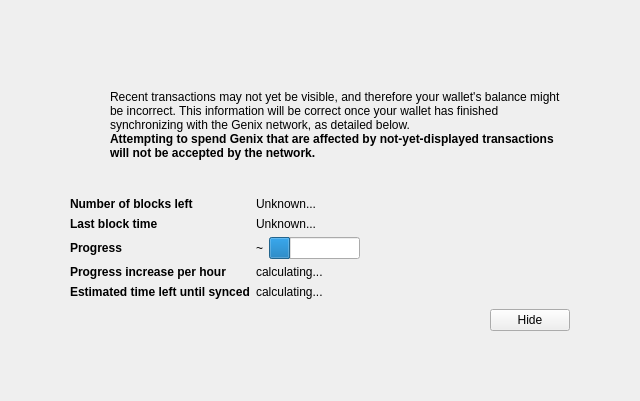
Old version of the form src/qt/forms/modaloverlay.ui in the repository genix-project/genix.
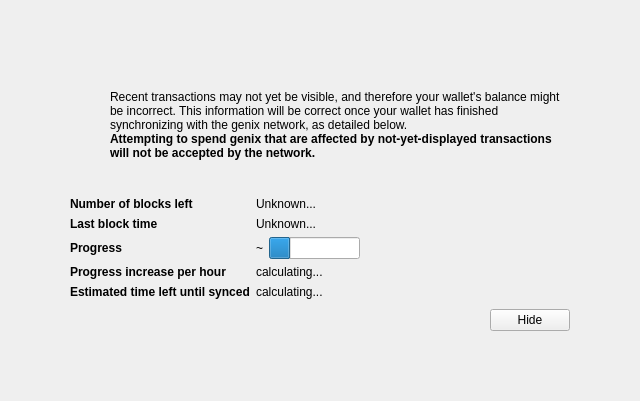
New version of the form. Icons and pictures are not drawn. Custom widgets are drawn as their Qt base class.

```diff
--- a/src/qt/forms/modaloverlay.ui
+++ b/src/qt/forms/modaloverlay.ui
@@ -128,7 +128,7 @@
              <item>
               <widget class="QLabel" name="infoText">
                <property name="text">
-                <string>Recent transactions may not yet be visible, and therefore your wallet's balance might be incorrect. This information will be correct once your wallet has finished synchronizing with the Genix network, as detailed below.</string>
+                <string>Recent transactions may not yet be visible, and therefore your wallet's balance might be incorrect. This information will be correct once your wallet has finished synchronizing with the genix network, as detailed below.</string>
                </property>
                <property name="textFormat">
                 <enum>Qt::RichText</enum>
@@ -147,7 +147,7 @@
                 </font>
                </property>
                <property name="text">
-                <string>Attempting to spend Genix that are affected by not-yet-displayed transactions will not be accepted by the network.</string>
+                <string>Attempting to spend genix that are affected by not-yet-displayed transactions will not be accepted by the network.</string>
                </property>
                <property name="textFormat">
                 <enum>Qt::RichText</enum>
```
Left out of the diff: 2 changed lines with no effect on the pictures.
